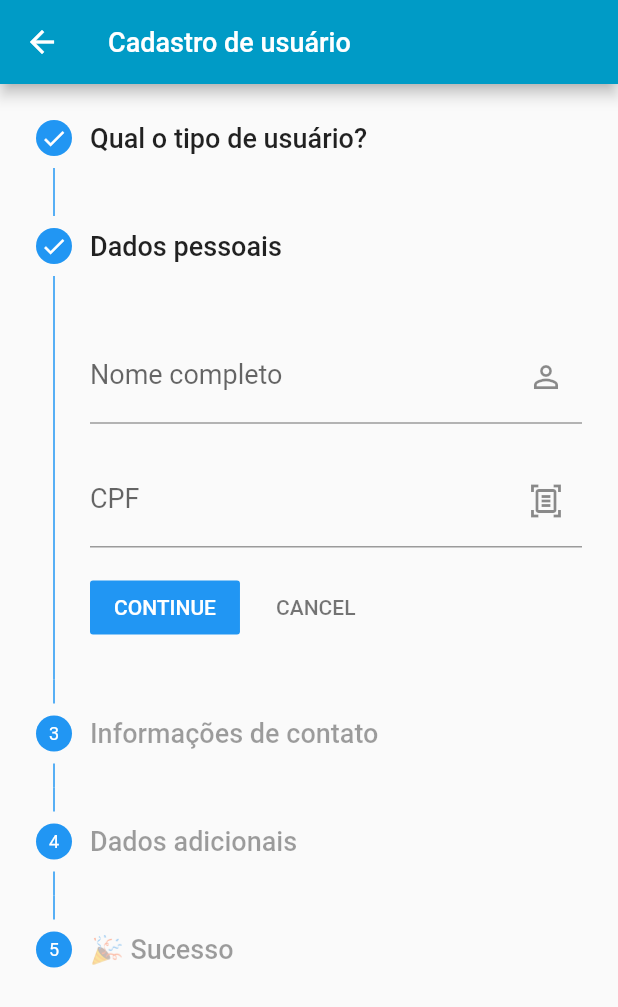
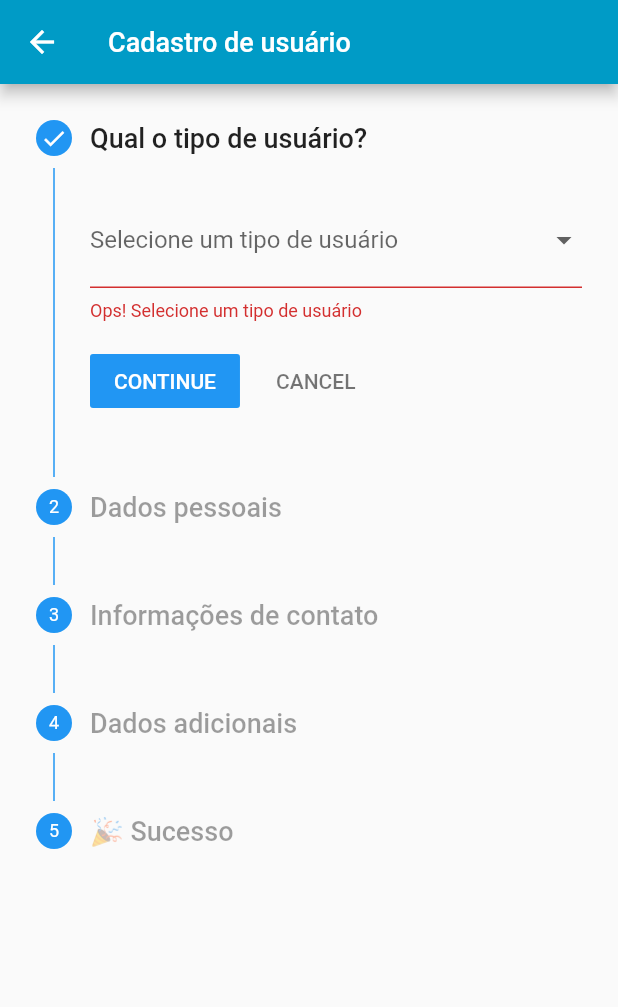
Before and after one commit to layshidani/puc-seu-louviral, a Flutter app: the AddUsersPage screen opened by its route, after a tap on "CONTINUE", on a phone screen of 412 x 824 dp. Shown: the top 1007 px of the screen. Run offline on Flutter 3.47's test engine with Material 2 defaults, Android fonts, the phone set to English and light mode, and no system bars; our stand-ins replace brasil_fields, cloud_firestore, firebase_auth, firebase_core, flutter_advanced_drawer, get and 2 more; accounts and stored records are empty.

Commit message:
feat: add form validation

```diff
--- a/seu_lourival/lib/app/modules/users_manager/add_users/controller.dart
+++ b/seu_lourival/lib/app/modules/users_manager/add_users/controller.dart
@@ -1,3 +1,4 @@
+import 'package:flutter/material.dart';
 import 'package:get/get_rx/get_rx.dart';
 import 'package:get/get_state_manager/get_state_manager.dart';
 import 'package:seu_lourival/app/modules/users_manager/add_users/page.dart';
@@ -5,26 +6,34 @@ import 'package:seu_lourival/app/modules/users_manager/add_users/page.dart';
 class AddUsersController extends GetxController {
   var _currentStep = 0.obs;
   var formModel = AddUserFormModel();
+
+  List<GlobalKey<FormState>> _formKeys = [
+    GlobalKey<FormState>(),
+    GlobalKey<FormState>(),
+    GlobalKey<FormState>(),
+    GlobalKey<FormState>()
+  ];
+
   int get currentStep => _currentStep.value;
+  List<GlobalKey<FormState>> get formKeys => _formKeys;
 
   tapped(int step) {
-   _currentStep.value = step;
+    _currentStep.value = step;
   }
 
   continued() async {
-    if (currentStep == 3) {
-      await saveUser();
-      return;
+    if (_formKeys[currentStep].currentState!.validate()) {
+      if (currentStep == 3) {
+        await saveUser();
+        return;
+      }
+      _currentStep.value < 4 ? _currentStep.value += 1 : null;
     }
-
-    _currentStep.value < 4 ? _currentStep.value += 1 : null;
   }
 
   cancel() {
-    _currentStep.value > 0 ?_currentStep.value -= 1 : null;
+    _currentStep.value > 0 ? _currentStep.value -= 1 : null;
   }
 
-  saveUser() async {
-
-  }
+  saveUser() async {}
 }
--- a/seu_lourival/lib/app/modules/users_manager/add_users/page.dart
+++ b/seu_lourival/lib/app/modules/users_manager/add_users/page.dart
@@ -13,8 +13,8 @@ import 'package:seu_lourival/global_widgets/design_system/text/text.dart';
 
 class AddUsersPage extends StatelessWidget {
   AddUsersPage({Key? key}) : super(key: key);
+  var controller = Get.put(AddUsersController());
 
-  var controller = Get.put(AddUsersController());
   List<String> userTypes = [
     "Morador",
     "Zelador",
@@ -45,7 +45,9 @@ class AddUsersPage extends StatelessWidget {
                   steps: <Step>[
                     Step(
                       title: DSText.base('Qual o tipo de usuário?'),
-                      content: DropdownButtonFormField<String>(
+                      content: Form(
+                        key: controller.formKeys[0],
+                        child: DropdownButtonFormField<String>(
                           items: userTypes.map((String dropDownStringItem) {
                             return DropdownMenuItem<String>(
                               value: dropDownStringItem,
@@ -58,9 +60,10 @@ class AddUsersPage extends StatelessWidget {
                             labelText: 'Selecione um tipo de usuário',
                           ),
                           onChanged: (value) {
-                          controller.formModel.type = value?? '';
+                            controller.formModel.type = value ?? '';
                           },
                           autovalidateMode: AutovalidateMode.onUserInteraction,
+                        ),
                       ),
                       isActive: controller.currentStep >= 0,
                       state: controller.currentStep >= 0
@@ -69,7 +72,9 @@ class AddUsersPage extends StatelessWidget {
                     ),
                     Step(
                       title: DSText.base('Dados pessoais'),
-                      content: Column(
+                      content: Form(
+                        key: controller.formKeys[1],
+                        child: Column(
                           children: <Widget>[
                             DSTextField(
                               labelText: 'Nome completo',
@@ -96,6 +101,7 @@ class AddUsersPage extends StatelessWidget {
                             ),
                           ],
                         ),
+                      ),
                       isActive: controller.currentStep >= 0,
                       state: controller.currentStep >= 1
                           ? StepState.complete
@@ -103,7 +109,9 @@ class AddUsersPage extends StatelessWidget {
                     ),
                     Step(
                       title: DSText.base('Informações de contato'),
-                      content: Column(
+                      content: Form(
+                        key: controller.formKeys[2],
+                        child: Column(
                           children: <Widget>[
                             DSTextField(
                               labelText: 'Celular',
@@ -131,6 +139,7 @@ class AddUsersPage extends StatelessWidget {
                             ),
                           ],
                         ),
+                      ),
                       isActive: controller.currentStep >= 0,
                       state: controller.currentStep >= 2
                           ? StepState.complete
@@ -138,7 +147,9 @@ class AddUsersPage extends StatelessWidget {
                     ),
                     Step(
                       title: DSText.base('Dados adicionais'),
-                      content: Column(
+                      content: Form(
+                        key: controller.formKeys[3],
+                        child: Column(
                           children: <Widget>[
                             DSTextField(
                               labelText: 'Apartamento',
@@ -161,6 +172,7 @@ class AddUsersPage extends StatelessWidget {
                               },
                             ),
                           ],
+                        ),
                       ),
                       isActive: controller.currentStep >= 0,
                       state: controller.currentStep >= 3
```
Lines whose indentation alone changed are shown as unchanged.
